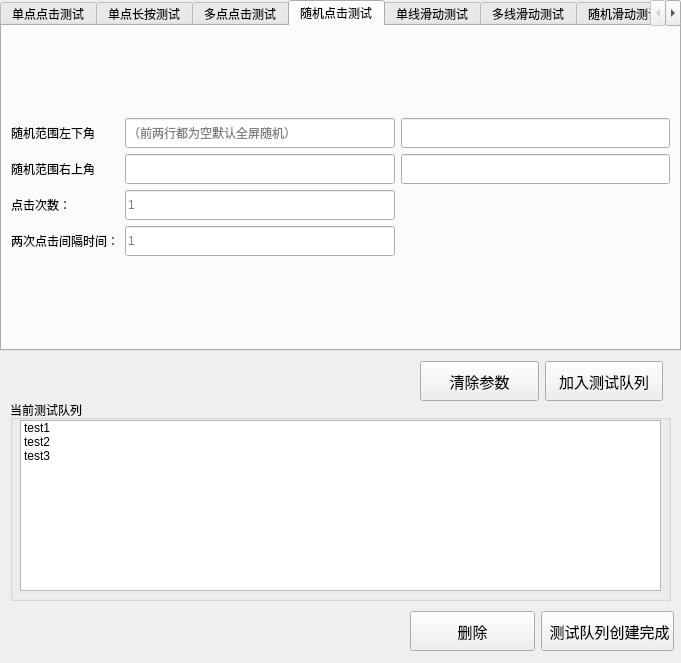
Old version of the form GUI/main_ui_test/test_ui_d/add_test_ui.ui in the repository buaanostop/-.
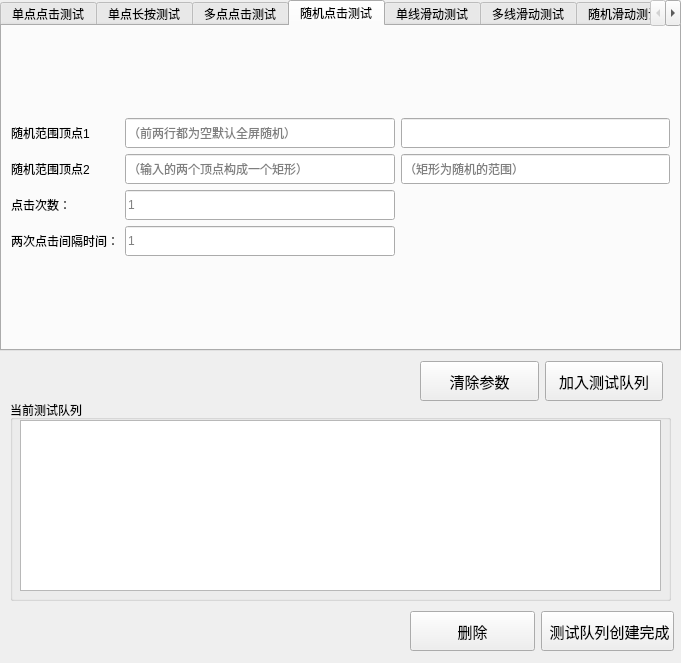
New version of the form. The open tabs and pages were chosen to show the change.

Diff of the .ui file:
```diff
--- a/GUI/main_ui_test/test_ui_d/add_test_ui.ui
+++ b/GUI/main_ui_test/test_ui_d/add_test_ui.ui
@@ -560,14 +560,14 @@
        <item row="1" column="0">
         <widget class="QLabel" name="r_touch_p2">
          <property name="text">
-          <string>随机范围右上角</string>
+          <string>随机范围顶点2</string>
          </property>
         </widget>
        </item>
        <item row="0" column="0">
         <widget class="QLabel" name="r_touch_p1">
          <property name="text">
-          <string>随机范围左下角</string>
+          <string>随机范围顶点1</string>
          </property>
         </widget>
        </item>
@@ -585,6 +585,9 @@
            <height>30</height>
           </size>
          </property>
+         <property name="placeholderText">
+          <string>（矩形为随机的范围）</string>
+         </property>
         </widget>
        </item>
        <item row="1" column="1">
@@ -601,6 +604,9 @@
            <height>30</height>
           </size>
          </property>
+         <property name="placeholderText">
+          <string>（输入的两个顶点构成一个矩形）</string>
+         </property>
         </widget>
        </item>
        <item row="0" column="1">
@@ -1647,21 +1653,6 @@
       <pointsize>9</pointsize>
      </font>
     </property>
-    <item>
-     <property name="text">
-      <string>test1</string>
-     </property>
-    </item>
-    <item>
-     <property name="text">
-      <string>test2</string>
-     </property>
-    </item>
-    <item>
-     <property name="text">
-      <string>test3</string>
-     </property>
-    </item>
    </widget>
   </widget>
   <widget class="QWidget" name="layoutWidget">
```
Left out of the diff: 64 changed lines with no effect on the pictures.
